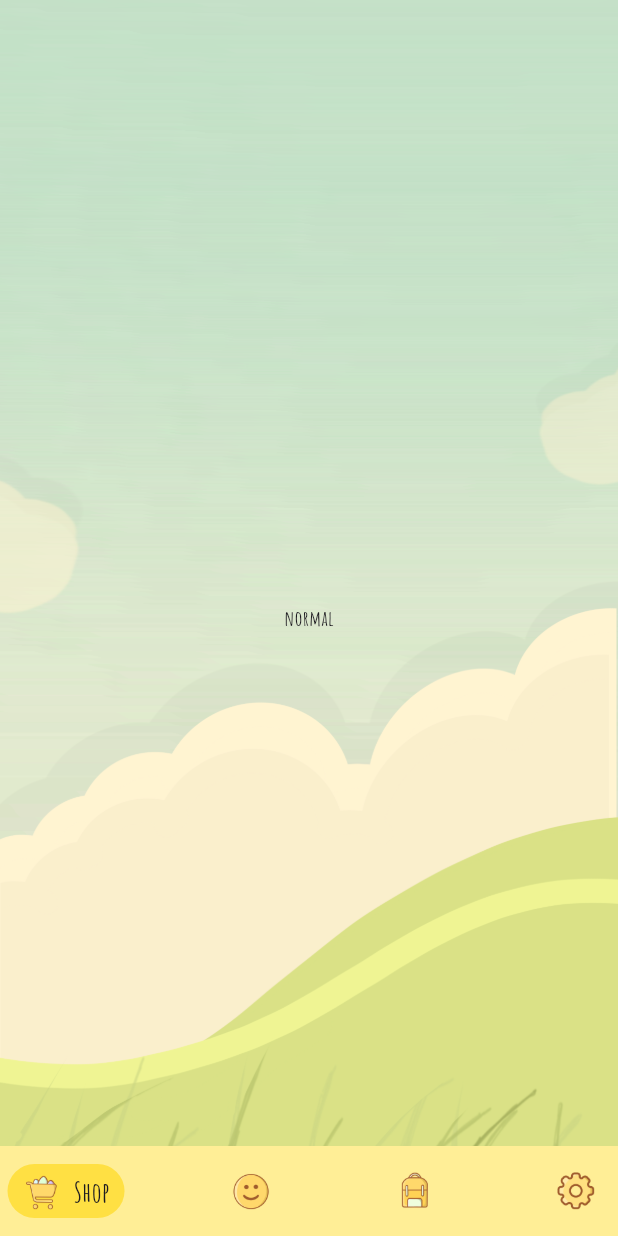
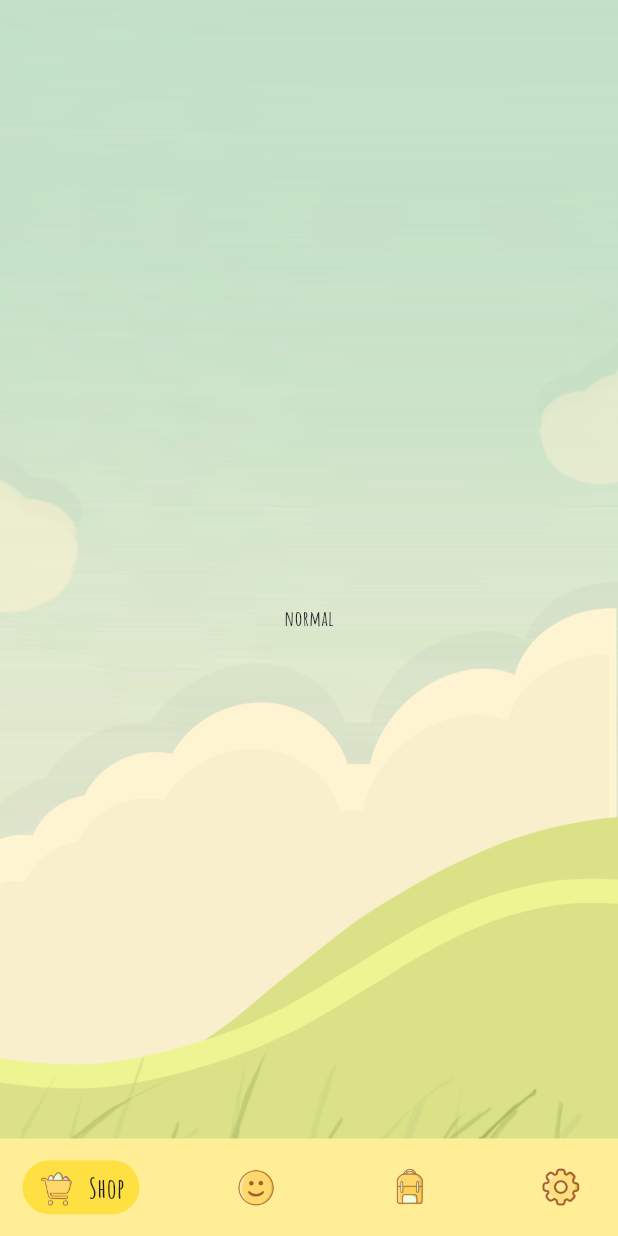
Before and after one commit to PepeRCx/emotions, a Flutter app: the screen it shows once a user with an empty profile is signed in, on a phone screen of 412 x 824 dp. Run offline on Flutter 3.47's test engine with Material 3 defaults, Android fonts, the phone set to English and light mode, and no system bars; drawn by our look-alikes of google_nav_bar; our stand-ins replace firebase_auth, firebase_core, firebase_database, flutter_riverpod; missing offline and left inert: home_widget; accounts and stored records are empty; generated files the repository leaves out were written again.

```diff
--- a/lib/pages/home.dart
+++ b/lib/pages/home.dart
@@ -91,9 +91,9 @@ class HomePageState extends ConsumerState<HomePage> {
       ),
       bottomNavigationBar: Container(
         color: const Color(0xFFFFEE96),
-        height: Platform.isAndroid ? 60 : 90,
+        height: Platform.isAndroid ? 65 : 90,
         child: Padding(
-          padding: EdgeInsets.symmetric(horizontal: Platform.isAndroid ? 5 : 15, vertical: Platform.isAndroid ? 10 : 20), //5 + 10
+          padding: EdgeInsets.symmetric(horizontal: Platform.isAndroid ? 15 : 15, vertical: Platform.isAndroid ? 10 : 20), //5 + 10
           child: GNav(
             haptic: true,
             gap: 8,
```
Also changed, not shown: 2 other files.
